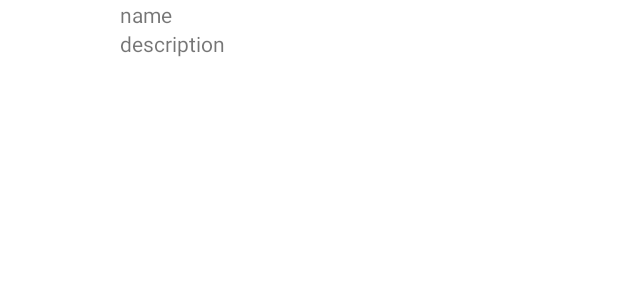
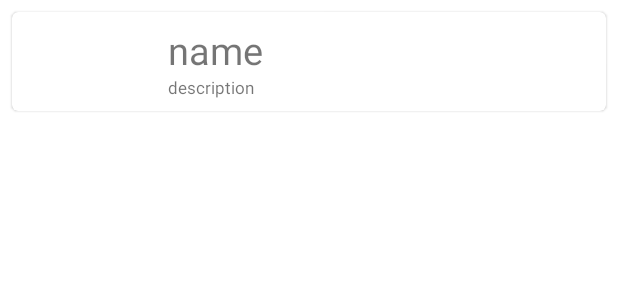
Before and after one commit to luk4s0842/mge-2022, an Android app: the layout artists_list_item.xml on its own in the app's theme, with its tools: preview values and no code run, on a phone screen of 412 x 824 dp. Shown: the top 300 px of the screen. Run offline under Robolectric (Android 15) with nearby library versions, the phone set to English and light mode, and no system bars; network calls fail.

Commit message:
Update look of artists list item and add search result adapter

```diff
--- a/MGE2022/app/src/main/java/com/habeggerdomeisenjoos/mge_2022/activities/ArtistsActivity.kt
+++ b/MGE2022/app/src/main/java/com/habeggerdomeisenjoos/mge_2022/activities/ArtistsActivity.kt
@@ -11,8 +11,10 @@ import com.google.android.material.floatingactionbutton.FloatingActionButton
 import com.habeggerdomeisenjoos.mge_2022.R
 import com.habeggerdomeisenjoos.mge_2022.adapter.ArtistsAdapter
 import com.habeggerdomeisenjoos.mge_2022.model.AppRepository
+import com.habeggerdomeisenjoos.mge_2022.model.Artist
 
 class ArtistsActivity : AppCompatActivity() {
+
     override fun onCreate(savedInstanceState: Bundle?) {
         super.onCreate(savedInstanceState)
         setContentView(R.layout.activity_artists)
--- a/MGE2022/app/src/main/java/com/habeggerdomeisenjoos/mge_2022/model/Artist.kt
+++ b/MGE2022/app/src/main/java/com/habeggerdomeisenjoos/mge_2022/model/Artist.kt
@@ -10,6 +10,6 @@ data class Artist (
     @ColumnInfo(name = "tmId") val tmId: Int?,
     @ColumnInfo(name = "name") val name: String?,
     @ColumnInfo(name = "description") val description: String?,
-    @ColumnInfo(name = "picture_link") val pictureUrl: String?
+    @ColumnInfo(name = "picture-URL") val pictureUrl: String?
 ) {
 }
--- a/MGE2022/app/src/main/res/layout/artists_list_item.xml
+++ b/MGE2022/app/src/main/res/layout/artists_list_item.xml
@@ -1,38 +1,42 @@
-<FrameLayout xmlns:android="http://schemas.android.com/apk/res/android"
+<?xml version="1.0" encoding="utf-8" ?>
+<com.google.android.material.card.MaterialCardView
+    xmlns:android="http://schemas.android.com/apk/res/android"
+    style="?attr/materialCardViewElevatedStyle"
     android:layout_width="match_parent"
-    android:layout_height="80dp"
-    xmlns:app="http://schemas.android.com/apk/res-auto"
-    android:layout_marginLeft="0dp"
-    android:layout_marginRight="0dp"
-    android:gravity="center_vertical"
-    android:id="@+id/list_item">
+    android:layout_height="wrap_content"
+    android:layout_margin="8dp">
 
-    <androidx.constraintlayout.widget.ConstraintLayout
+    <LinearLayout
         android:layout_width="match_parent"
-        android:layout_height="match_parent">
+        android:layout_height="wrap_content"
+        android:orientation="horizontal">
 
         <ImageView
             android:id="@+id/artist_list_item_picture"
-            android:layout_width="80dp"
+            android:layout_width="96dp"
             android:layout_height="match_parent"
-            app:layout_constraintStart_toStartOf="parent"
-            app:layout_constraintTop_toTopOf="parent" />
+            android:scaleType="centerCrop"
+            android:contentDescription="picture of artist"/>
+
+        <LinearLayout
+            android:layout_width="match_parent"
+            android:layout_height="match_parent"
+            android:orientation="vertical"
+            android:layout_margin="8dp">
 
             <TextView
                 android:id="@+id/artist_list_item_name"
                 android:layout_width="wrap_content"
                 android:layout_height="wrap_content"
-            android:text="name"
-            app:layout_constraintStart_toEndOf="@+id/artist_list_item_picture"
-            app:layout_constraintTop_toTopOf="parent" />
+                android:text="@string/name"
+                android:textSize="25sp"/>
 
             <TextView
                 android:id="@+id/artist_list_item_description"
                 android:layout_width="wrap_content"
                 android:layout_height="wrap_content"
-            app:layout_constraintStart_toStartOf="@id/artist_list_item_name"
-            app:layout_constraintTop_toBottomOf="@id/artist_list_item_name"
-            android:text="description"/>
-    </androidx.constraintlayout.widget.ConstraintLayout>
-
-</FrameLayout>
+                android:text="@string/description"
+                android:textSize="11sp"/>
+        </LinearLayout>
+    </LinearLayout>
+</com.google.android.material.card.MaterialCardView>
--- a/MGE2022/app/src/main/res/values/strings.xml
+++ b/MGE2022/app/src/main/res/values/strings.xml
@@ -1,3 +1,5 @@
 <resources>
     <string name="app_name">MGE-2022</string>
+    <string name="name">name</string>
+    <string name="description">description</string>
 </resources>
```
Also changed, not shown: MGE2022/app/src/main/java/com/habeggerdomeisenjoos/mge_2022/activities/SearchArtistsActivity.kt (+26 -0 lines), MGE2022/app/src/main/java/com/habeggerdomeisenjoos/mge_2022/adapter/SearchResultsAdapter.kt (added, +43 -0 lines), MGE2022/app/src/main/res/layout/activity_search_artists.xml (+16 -3 lines). Lines whose indentation alone changed are shown as unchanged.
